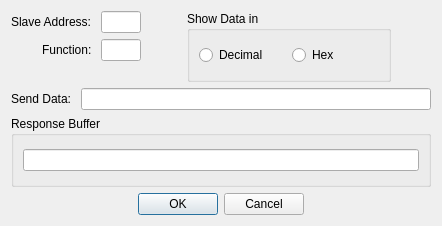
This is omodscan/dialogs/dialogusermsg.ui in sanny32/OpenModScan as Qt 5 draws it before an edit. The edited form follows.
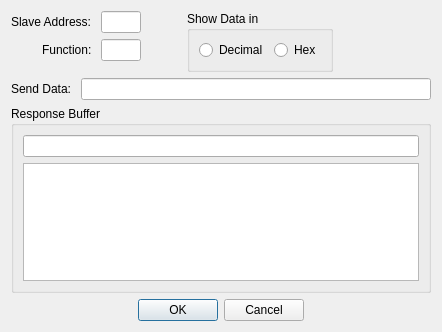
This is the edited form. Custom widgets are drawn as their Qt base class.

Diff of the .ui file:
```diff
--- a/omodscan/dialogs/dialogusermsg.ui
+++ b/omodscan/dialogs/dialogusermsg.ui
@@ -7,7 +7,7 @@
     <x>0</x>
     <y>0</y>
     <width>442</width>
-    <height>226</height>
+    <height>332</height>
    </rect>
   </property>
   <property name="windowTitle">
@@ -120,7 +120,7 @@
         <enum>Qt::Horizontal</enum>
        </property>
        <property name="sizeType">
-        <enum>QSizePolicy::Fixed</enum>
+        <enum>QSizePolicy::Expanding</enum>
        </property>
        <property name="sizeHint" stdset="0">
         <size>
@@ -142,7 +142,14 @@
       </widget>
      </item>
      <item>
-      <widget class="ByteListLineEdit" name="lineEditSendData"/>
+      <widget class="ByteListLineEdit" name="lineEditSendData">
+       <property name="acceptDrops">
+        <bool>false</bool>
+       </property>
+       <property name="clearButtonEnabled">
+        <bool>true</bool>
+       </property>
+      </widget>
      </item>
     </layout>
    </item>
@@ -151,7 +158,7 @@
      <property name="title">
       <string>Response Buffer</string>
      </property>
-     <layout class="QHBoxLayout" name="horizontalLayout_2">
+     <layout class="QVBoxLayout" name="verticalLayout_2">
       <item>
        <widget class="ByteListLineEdit" name="lineEditResponse">
         <property name="readOnly">
@@ -159,6 +166,19 @@
         </property>
        </widget>
       </item>
+      <item>
+       <widget class="ModbusMessageWidget" name="responseInfo">
+        <property name="editTriggers">
+         <set>QAbstractItemView::NoEditTriggers</set>
+        </property>
+        <property name="selectionMode">
+         <enum>QAbstractItemView::NoSelection</enum>
+        </property>
+        <property name="wordWrap">
+         <bool>true</bool>
+        </property>
+       </widget>
+      </item>
      </layout>
     </widget>
    </item>
@@ -188,6 +208,11 @@
    <extends>QLineEdit</extends>
    <header>bytelistlineedit.h</header>
   </customwidget>
+  <customwidget>
+   <class>ModbusMessageWidget</class>
+   <extends>QListWidget</extends>
+   <header>modbusmessagewidget.h</header>
+  </customwidget>
  </customwidgets>
  <tabstops>
   <tabstop>lineEditFunction</tabstop>
```
Left out of the diff: 4 changed lines with no effect on the pictures.
